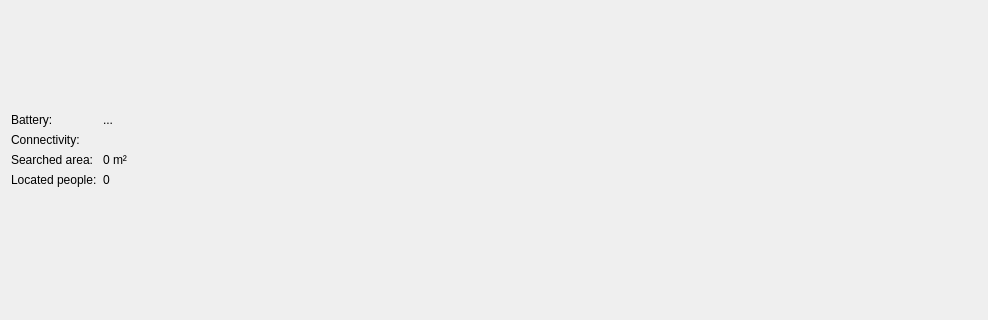
This is src/ui/overviewdroneitem.ui in jspngh/shae-workstation as Qt 5 draws it before an edit; both pictures show x 0 to 988 and y 190 to 510 of the 988 by 627 pixel window. The edited form follows.
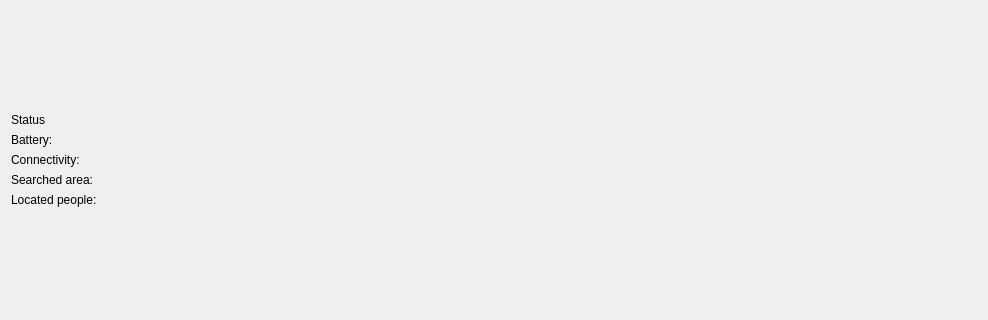
This is the edited form. Icons and pictures are not drawn.

```diff
--- a/src/ui/overviewdroneitem.ui
+++ b/src/ui/overviewdroneitem.ui
@@ -25,56 +25,70 @@
    <item>
     <layout class="QFormLayout" name="droneDetails">
      <item row="0" column="0">
+      <widget class="QLabel" name="statusLabel">
+       <property name="text">
+        <string>Status</string>
+       </property>
+      </widget>
+     </item>
+     <item row="0" column="1">
+      <widget class="QLabel" name="statusValue">
+       <property name="text">
+        <string/>
+       </property>
+      </widget>
+     </item>
+     <item row="1" column="0">
       <widget class="QLabel" name="batteryLabel">
        <property name="text">
         <string>Battery:</string>
        </property>
       </widget>
      </item>
-     <item row="0" column="1">
+     <item row="1" column="1">
       <widget class="QLabel" name="batteryValue">
        <property name="text">
-        <string>...</string>
+        <string/>
        </property>
       </widget>
      </item>
-     <item row="1" column="0">
+     <item row="2" column="0">
       <widget class="QLabel" name="connectivityLabel">
        <property name="text">
         <string>Connectivity:</string>
        </property>
       </widget>
      </item>
-     <item row="2" column="0">
+     <item row="2" column="1">
+      <widget class="QLabel" name="connectivityValue">
+       <property name="text">
+        <string/>
+       </property>
+      </widget>
+     </item>
+     <item row="3" column="0">
       <widget class="QLabel" name="searchAreaLabel">
        <property name="text">
         <string>Searched area:</string>
        </property>
       </widget>
      </item>
-     <item row="3" column="0">
+     <item row="3" column="1">
+      <widget class="QLabel" name="searchAreaValue">
+       <property name="text">
+        <string/>
+       </property>
+      </widget>
+     </item>
+     <item row="4" column="0">
       <widget class="QLabel" name="locatedPeopleLabel">
        <property name="text">
         <string>Located people:</string>
        </property>
       </widget>
      </item>
-     <item row="3" column="1">
+     <item row="4" column="1">
       <widget class="QLabel" name="locatedPeopleValue">
-       <property name="text">
-        <string>0</string>
-       </property>
-      </widget>
-     </item>
-     <item row="2" column="1">
-      <widget class="QLabel" name="searchAreaValue">
-       <property name="text">
-        <string>0 m²</string>
-       </property>
-      </widget>
-     </item>
-     <item row="1" column="1">
-      <widget class="QLabel" name="connectivityValue">
        <property name="text">
         <string/>
        </property>
```
